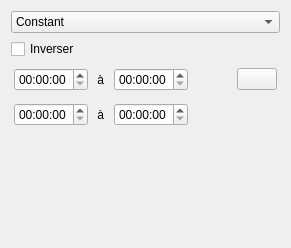
Qt form widgets/btimeselecterwidget.ui (ToRAEnarion/BApplex) before a commit.
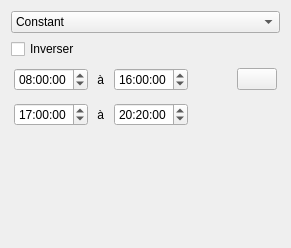
The same form after that commit. Icons and pictures are not drawn.

```diff
--- a/widgets/btimeselecterwidget.ui
+++ b/widgets/btimeselecterwidget.ui
@@ -56,7 +56,18 @@
        <number>3</number>
       </property>
       <item>
-       <widget class="QTimeEdit" name="start1"/>
+       <widget class="QTimeEdit" name="start1">
+        <property name="dateTime">
+         <datetime>
+          <hour>8</hour>
+          <minute>0</minute>
+          <second>0</second>
+          <year>2000</year>
+          <month>1</month>
+          <day>1</day>
+         </datetime>
+        </property>
+       </widget>
       </item>
       <item>
        <widget class="QLabel" name="label">
@@ -66,7 +77,18 @@
        </widget>
       </item>
       <item>
-       <widget class="QTimeEdit" name="end1"/>
+       <widget class="QTimeEdit" name="end1">
+        <property name="dateTime">
+         <datetime>
+          <hour>16</hour>
+          <minute>0</minute>
+          <second>0</second>
+          <year>2000</year>
+          <month>1</month>
+          <day>1</day>
+         </datetime>
+        </property>
+       </widget>
       </item>
       <item>
        <spacer name="horizontalSpacer">
@@ -114,7 +136,18 @@
        <number>3</number>
       </property>
       <item>
-       <widget class="QTimeEdit" name="start2"/>
+       <widget class="QTimeEdit" name="start2">
+        <property name="dateTime">
+         <datetime>
+          <hour>17</hour>
+          <minute>0</minute>
+          <second>0</second>
+          <year>2000</year>
+          <month>1</month>
+          <day>1</day>
+         </datetime>
+        </property>
+       </widget>
       </item>
       <item>
        <widget class="QLabel" name="label_2">
@@ -124,7 +157,18 @@
        </widget>
       </item>
       <item>
-       <widget class="QTimeEdit" name="end2"/>
+       <widget class="QTimeEdit" name="end2">
+        <property name="dateTime">
+         <datetime>
+          <hour>20</hour>
+          <minute>20</minute>
+          <second>0</second>
+          <year>2000</year>
+          <month>1</month>
+          <day>1</day>
+         </datetime>
+        </property>
+       </widget>
       </item>
       <item>
        <spacer name="horizontalSpacer_2">
```
Left out of the diff: 2 changed lines with no effect on the pictures.
